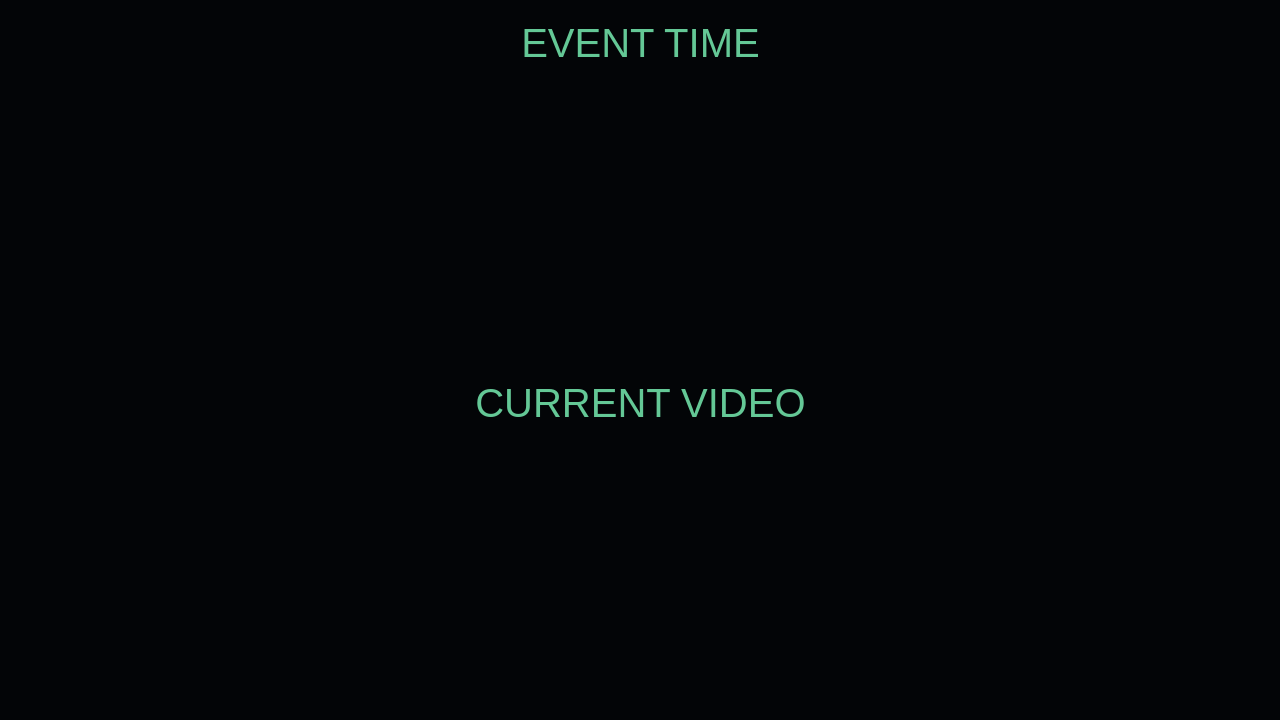
petrix/timer, file src/mainwindow.ui: the form before one commit.
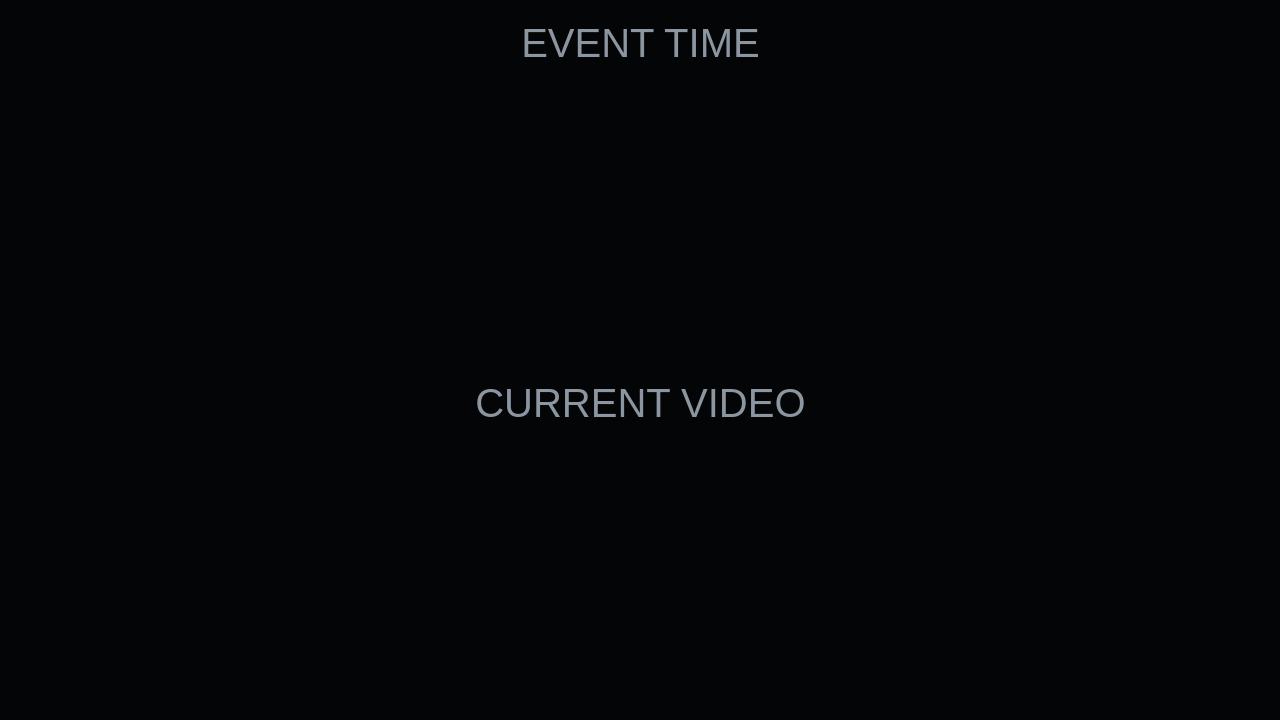
The form after the commit. Icons and pictures are not drawn.

The edit to the form file:
```diff
--- a/src/mainwindow.ui
+++ b/src/mainwindow.ui
@@ -14,10 +14,10 @@
    <string>Timer</string>
   </property>
   <property name="styleSheet">
-   <string notr="true">background-color: rgb(3, 5, 7);
+   <string notr="true">background-color: rgb(4, 5, 6);
 border-width: 0;
 font: 30pt;
-color:rgb(100, 200, 150);
+color:rgb(140, 150, 160);
 	  </string>
   </property>
   <layout class="QGridLayout" name="_1">
```
Left out of the diff: 2 changed lines with no effect on the pictures.
